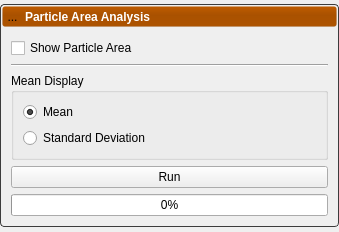
Old version of the form Studio/Analysis/ParticleAreaPanel.ui in the repository SCIInstitute/ShapeWorks.
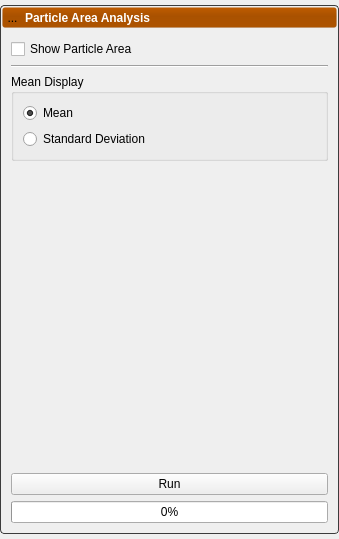
New version of the form. Icons and pictures are not drawn. Custom widgets are drawn as their Qt base class.

Commit message: Adding basic boxplot code

What changed in the file:
```diff
--- a/Studio/Analysis/ParticleAreaPanel.ui
+++ b/Studio/Analysis/ParticleAreaPanel.ui
@@ -7,7 +7,7 @@
     <x>0</x>
     <y>0</y>
     <width>339</width>
-    <height>232</height>
+    <height>539</height>
    </rect>
   </property>
   <property name="sizePolicy">
@@ -230,19 +230,6 @@
            </layout>
           </widget>
          </item>
-         <item row="4" column="0" colspan="2">
-          <widget class="QProgressBar" name="progress">
-           <property name="sizePolicy">
-            <sizepolicy hsizetype="Preferred" vsizetype="Fixed">
-             <horstretch>0</horstretch>
-             <verstretch>0</verstretch>
-            </sizepolicy>
-           </property>
-           <property name="value">
-            <number>0</number>
-           </property>
-          </widget>
-         </item>
          <item row="0" column="0">
           <widget class="QCheckBox" name="show_particle_area">
            <property name="text">
@@ -250,16 +237,6 @@
            </property>
           </widget>
          </item>
-         <item row="3" column="0" colspan="2">
-          <widget class="QPushButton" name="run_button">
-           <property name="enabled">
-            <bool>true</bool>
-           </property>
-           <property name="text">
-            <string>Run</string>
-           </property>
-          </widget>
-         </item>
          <item row="1" column="0" colspan="2">
           <widget class="Line" name="line">
            <property name="orientation">
@@ -267,6 +244,45 @@
            </property>
           </widget>
          </item>
+         <item row="4" column="0" colspan="2">
+          <widget class="QPushButton" name="run_button">
+           <property name="enabled">
+            <bool>true</bool>
+           </property>
+           <property name="text">
+            <string>Run</string>
+           </property>
+          </widget>
+         </item>
+         <item row="5" column="0" colspan="2">
+          <widget class="QProgressBar" name="progress">
+           <property name="sizePolicy">
+            <sizepolicy hsizetype="Preferred" vsizetype="Fixed">
+             <horstretch>0</horstretch>
+             <verstretch>0</verstretch>
+            </sizepolicy>
+           </property>
+           <property name="value">
+            <number>0</number>
+           </property>
+          </widget>
+         </item>
+         <item row="3" column="0">
+          <widget class="JKQTPlotter" name="boxplot" native="true">
+           <property name="sizePolicy">
+            <sizepolicy hsizetype="MinimumExpanding" vsizetype="MinimumExpanding">
+             <horstretch>0</horstretch>
+             <verstretch>0</verstretch>
+            </sizepolicy>
+           </property>
+           <property name="minimumSize">
+            <size>
+             <width>100</width>
+             <height>300</height>
+            </size>
+           </property>
+          </widget>
+         </item>
         </layout>
        </widget>
       </item>
@@ -275,6 +291,14 @@
    </item>
   </layout>
  </widget>
+ <customwidgets>
+  <customwidget>
+   <class>JKQTPlotter</class>
+   <extends>QWidget</extends>
+   <header>jkqtplotter/jkqtplotter.h</header>
+   <container>1</container>
+  </customwidget>
+ </customwidgets>
  <resources>
   <include location="../Resources/ShapeWorksStudio.qrc"/>
  </resources>
```
The commit also changes 2 other files.
